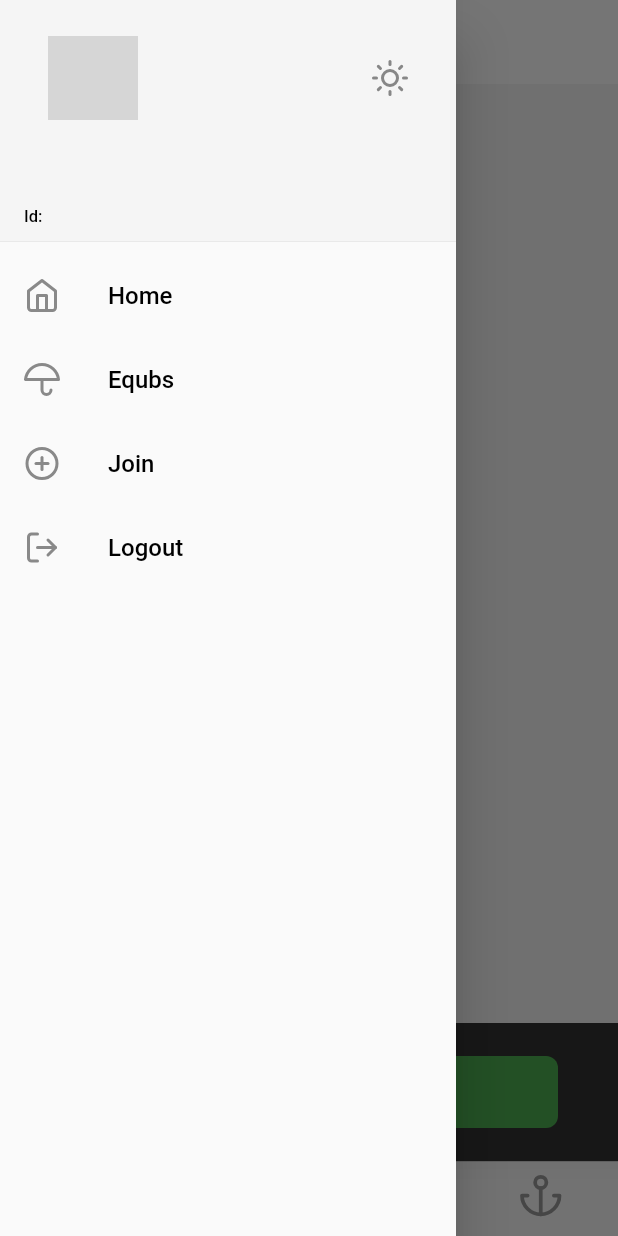
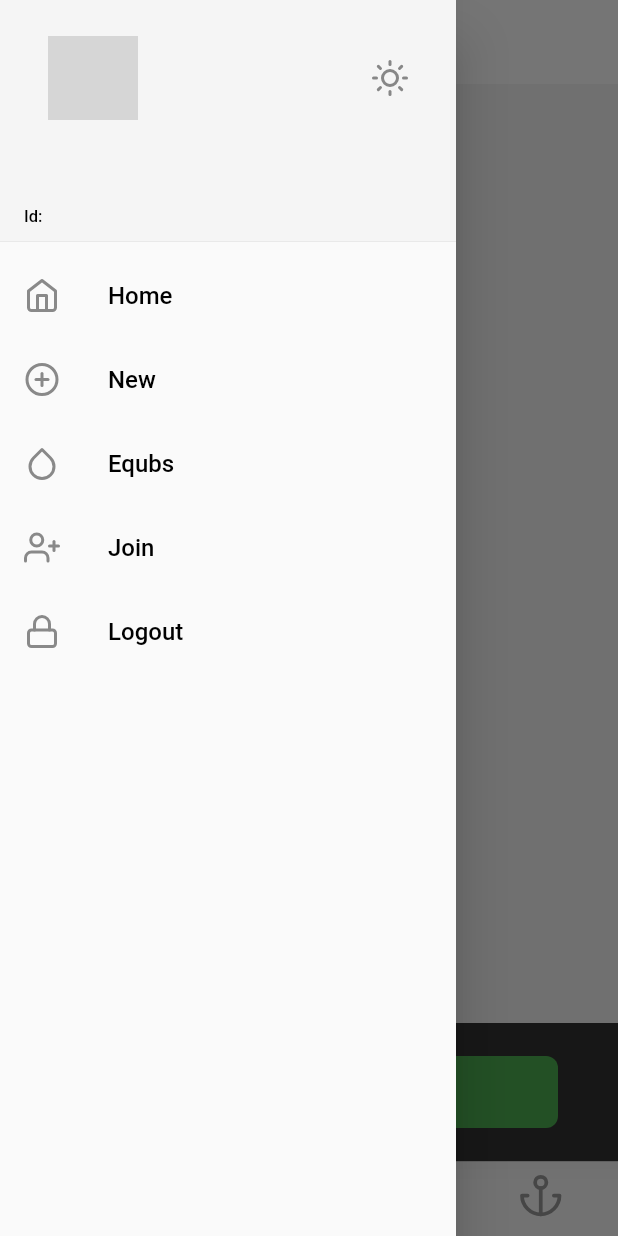
Before and after one commit to anonymousdomain/equb, a Flutter app: the Home screen opened directly, with the side drawer open, on a phone screen of 412 x 824 dp. Run offline on Flutter 3.47's test engine with Material 2 defaults, Android fonts, the phone set to English and light mode, and no system bars; our stand-ins replace cloud_firestore, connectivity_plus, country_code_picker, firebase_auth, firebase_core, firebase_storage and 5 more; missing offline and left inert: firebase_app_check; accounts and stored records are empty; network calls fail; grey boxes are pictures that could not be loaded.

Commit message:
clear up some icons

```diff
--- a/lib/screens/home.dart
+++ b/lib/screens/home.dart
@@ -86,13 +86,13 @@ class _HomeState extends State<Home> {
             ),
             BottomNavigationBarItem(
               icon: Icon(
-                FeatherIcons.umbrella,
+                FeatherIcons.droplet,
                 size: 30,
               ),
             ),
             BottomNavigationBarItem(
               icon: Icon(
-                FeatherIcons.plusCircle,
+                FeatherIcons.userPlus,
                 size: 30,
               ),
             ),
--- a/lib/widget/nav_drawer.dart
+++ b/lib/widget/nav_drawer.dart
@@ -57,31 +57,6 @@ class _NavDrawerState extends State<NavDrawer> {
                               : SizedBox.shrink(),
                         ),
                         title: Text('${_user?.firstName} ${_user?.lastName}'),
-                        // subtitle: Expanded(
-                        //   flex: 1,
-                        //   child: Column(
-                        //     crossAxisAlignment: CrossAxisAlignment.start,
-                        //     children: [
-                        //       Text(
-                        //         _user?.phoneNumber ?? '',
-                        //         style: TextStyle(
-                        //             color: Theme.of(context)
-                        //                 .textTheme
-                        //                 .headline1!
-                        //                 .color),
-                        //       ),
-                        //       SizedBox(height: 10,),
-                        //       Text(
-                        //         _user?.id ?? '',
-                        //         style: TextStyle(
-                        //             color: Theme.of(context)
-                        //                 .textTheme
-                        //                 .headline1!
-                        //                 .color),
-                        //       ),
-                        //     ],
-                        //   ),
-                        // ),
                         subtitle: Text(
                           _user?.phoneNumber ?? '',
                           style: TextStyle(
@@ -113,6 +88,11 @@ class _NavDrawerState extends State<NavDrawer> {
             leading: Icon(FeatherIcons.home),
           ),
           ListTile(
+            title: Text('New'),
+            onTap: () => Navigator.pop(context),
+            leading: Icon(FeatherIcons.plusCircle),
+          ),
+          ListTile(
             title: Text('Equbs'),
             onTap: () => Navigator.push(
               context,
@@ -120,7 +100,7 @@ class _NavDrawerState extends State<NavDrawer> {
                 builder: ((context) => Text('hello')),
               ),
             ),
-            leading: Icon(FeatherIcons.umbrella),
+            leading: Icon(FeatherIcons.droplet),
           ),
           ListTile(
             title: Text('Join'),
@@ -130,10 +110,10 @@ class _NavDrawerState extends State<NavDrawer> {
                 builder: ((context) => NewEqubGroup()),
               ),
             ),
-            leading: Icon(FeatherIcons.plusCircle),
+            leading: Icon(FeatherIcons.userPlus),
           ),
           ListTile(
-            leading: Icon(FeatherIcons.logOut),
+            leading: Icon(FeatherIcons.lock),
             title: Text('Logout'),
             onTap: () =>
                 Provider.of<AuthState>(context, listen: false).signOut(),
```
